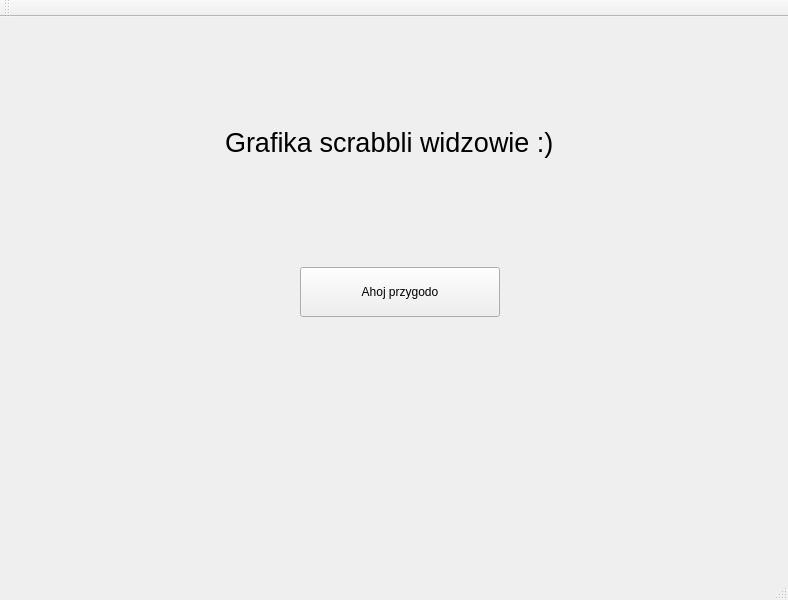
Old version of the form Scrabble_GUI/Scrabble_GUI.ui in the repository sobolak/scrabble.
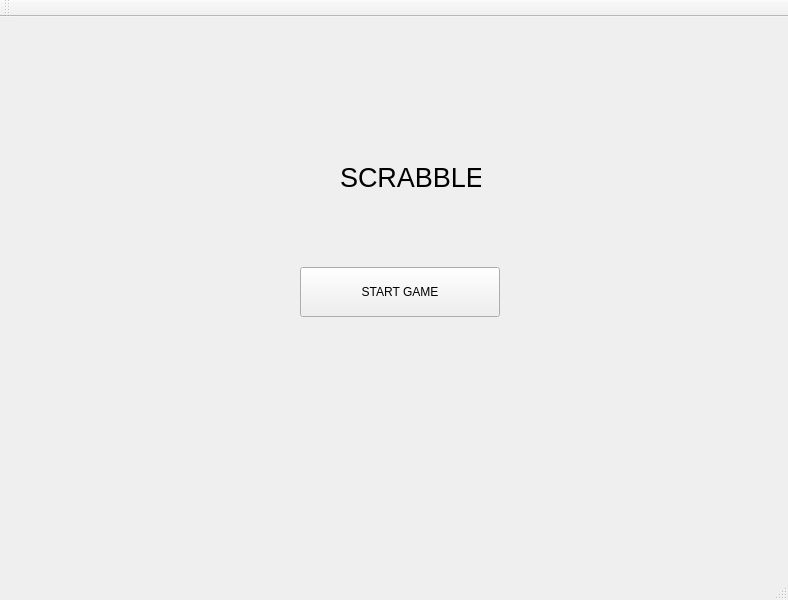
New version of the form.

What changed in the file:
```diff
--- a/Scrabble_GUI/Scrabble_GUI.ui
+++ b/Scrabble_GUI/Scrabble_GUI.ui
@@ -17,10 +17,10 @@
    <widget class="QLabel" name="label">
     <property name="geometry">
      <rect>
-      <x>225</x>
-      <y>100</y>
-      <width>350</width>
-      <height>50</height>
+      <x>340</x>
+      <y>120</y>
+      <width>141</width>
+      <height>81</height>
      </rect>
     </property>
     <property name="font">
@@ -29,7 +29,7 @@
      </font>
     </property>
     <property name="text">
-     <string>Grafika scrabbli widzowie :)</string>
+     <string>SCRABBLE</string>
     </property>
    </widget>
    <widget class="QPushButton" name="pushButton">
@@ -42,7 +42,7 @@
      </rect>
     </property>
     <property name="text">
-     <string>Ahoj przygodo</string>
+     <string>START GAME</string>
     </property>
    </widget>
   </widget>
```
